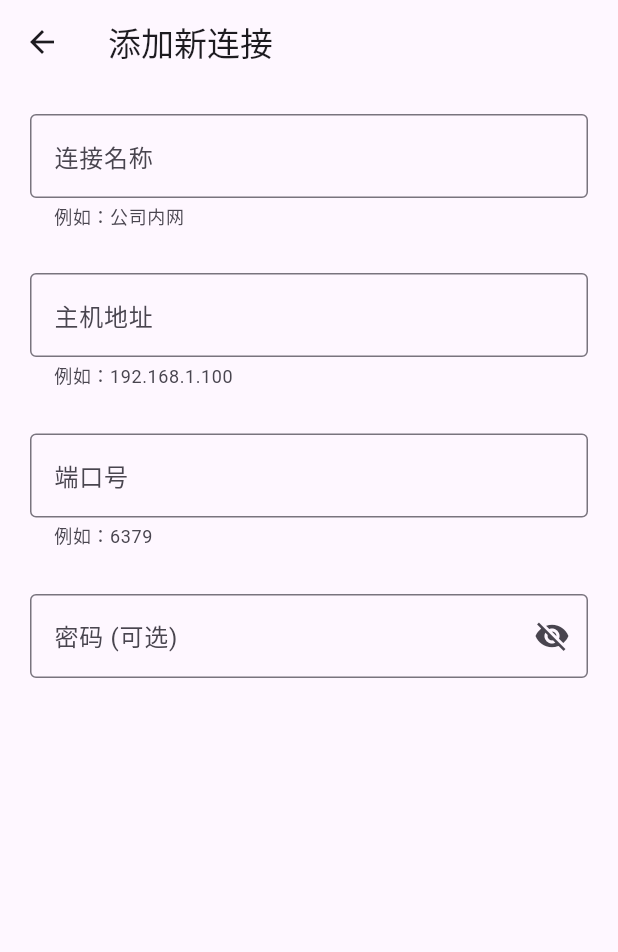
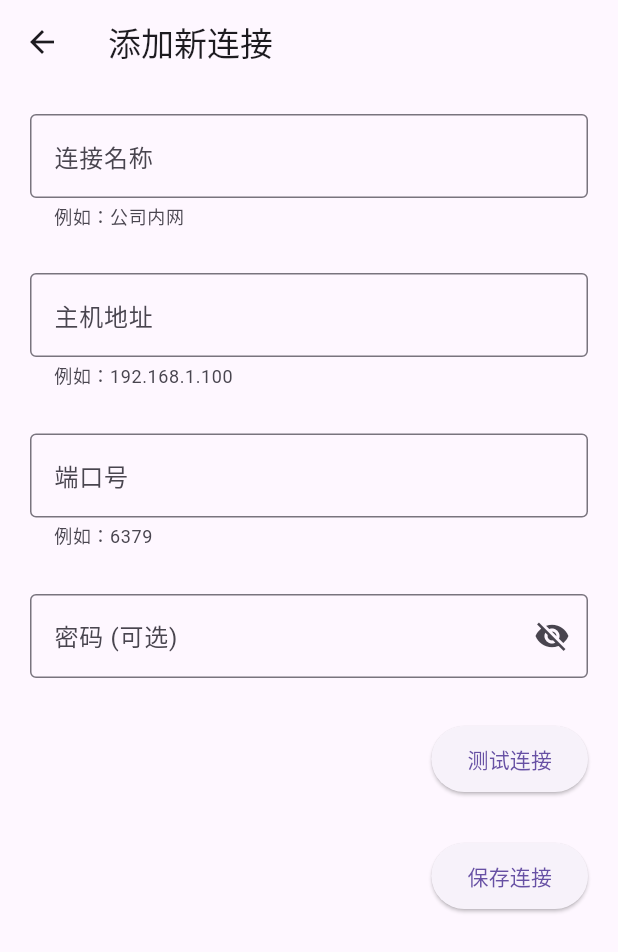
Before and after one commit to hlw422/flutter_pro, a Flutter app: the AddNewConnection screen opened directly, on a phone screen of 412 x 824 dp. Shown: the top 952 px of the screen. Run offline on Flutter 3.47's test engine with Material 3 defaults, Android fonts, the phone set to English and light mode, and no system bars; our stand-ins replace flutter_svg; missing offline and left inert: redis.

Commit message:
1.增加新建 redis连接页面

```diff
--- a/lib/components/addNewConnection.dart
+++ b/lib/components/addNewConnection.dart
@@ -71,9 +71,43 @@ class AddNewConnectionState extends State<AddNewConnection> {
                 ),
               ),
             ),
+            SizedBox(height: 30),
+            Align(
+              alignment: Alignment.centerRight, // 靠右对齐
+              child: ElevatedButton(
+                onPressed: () {
+                  onPressed();
+                },
+                style: ElevatedButton.styleFrom(
+                  padding: const EdgeInsets.symmetric(
+                    horizontal: 24,
+                    vertical: 12,
+                  ),
+                ),
+                child: const Text('测试连接'),
+              ),
+            ),
+            SizedBox(height: 30),
+            Align(
+              alignment: Alignment.centerRight, // 靠右对齐
+              child: ElevatedButton(
+                onPressed: () {
+                  onPressed();
+                },
+                style: ElevatedButton.styleFrom(
+                  padding: const EdgeInsets.symmetric(
+                    horizontal: 24,
+                    vertical: 12,
+                  ),
+                ),
+                child: const Text('保存连接'),
+              ),
+            ),
           ],
         ),
       ),
     );
   }
+
+  void onPressed() {}
 }
--- a/pubspec.yaml
+++ b/pubspec.yaml
@@ -30,6 +30,7 @@ environment:
 dependencies:
   flutter:
     sdk: flutter
+  redis: ^3.1.0  # Redis客户端库
 
   # The following adds the Cupertino Icons font to your application.
   # Use with the CupertinoIcons class for iOS style icons.
```
Also changed, not shown: lib/utils/RedisUtils.dart (added, +85 -0 lines), pubspec.lock.
